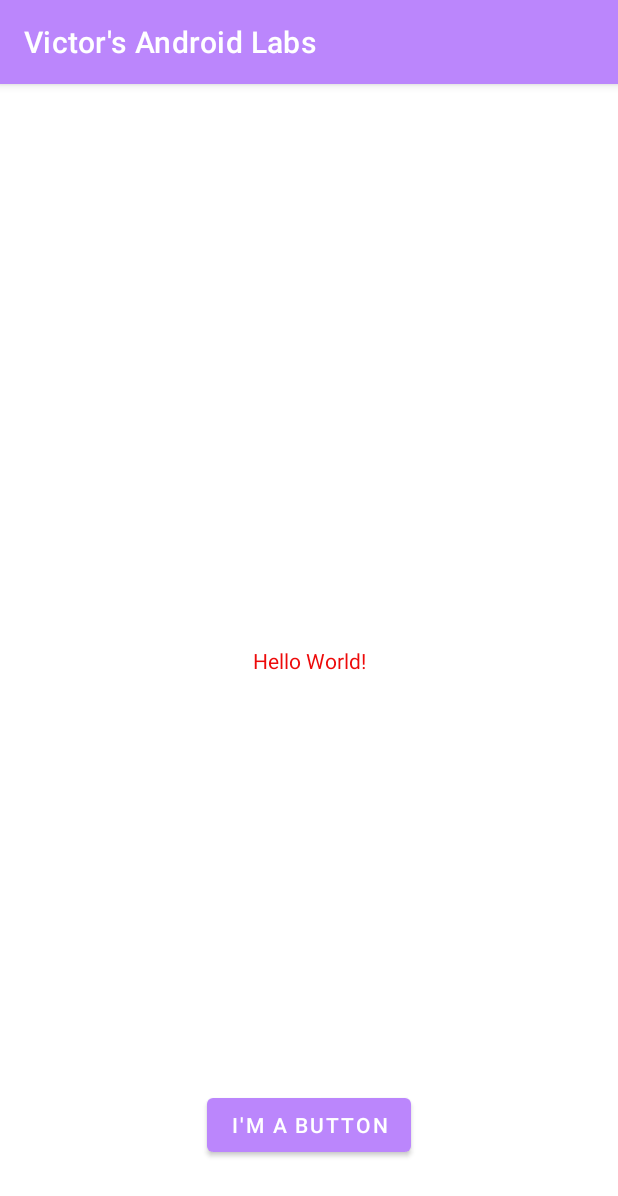
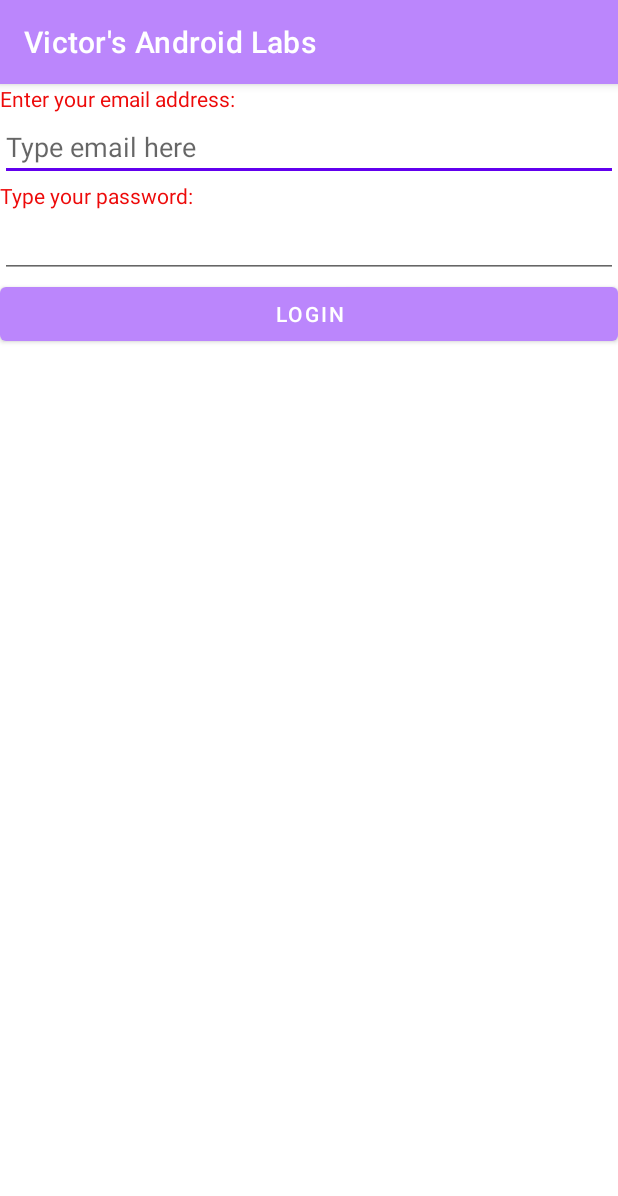
Before and after one commit to XiangqianChe/VictorsAndroidLabs, an Android app: the screen it shows after launch (MainActivity), on a phone screen of 412 x 824 dp. Shown: the top 1196 px of the screen. Run offline under Robolectric (Android 15) with nearby library versions, the phone set to English and light mode, and no system bars.

Commit message:
Finished Lab 4

```diff
--- a/app/src/main/java/algonquin/cst2335/victorsandroidlabs/MainActivity.java
+++ b/app/src/main/java/algonquin/cst2335/victorsandroidlabs/MainActivity.java
@@ -2,13 +2,70 @@ package algonquin.cst2335.victorsandroidlabs;
 
 import androidx.appcompat.app.AppCompatActivity;
 
+import android.content.Context;
+import android.content.Intent;
+import android.content.SharedPreferences;
 import android.os.Bundle;
+import android.util.Log;
+import android.widget.Button;
+import android.widget.EditText;
 
 public class MainActivity extends AppCompatActivity {
+
+    private static String TAG = "MainActivity";
 
     @Override
     protected void onCreate(Bundle savedInstanceState) {
         super.onCreate(savedInstanceState);
         setContentView(R.layout.activity_main);
+        Log.w( TAG, "In onCreate() - Loading Widgets" );
+
+        EditText emailEditText = findViewById(R.id.email_message);
+        Button loginButton = findViewById(R.id.login_button);
+        Intent nextPage = new Intent( MainActivity.this, SecondActivity.class);
+
+        SharedPreferences prefs = getSharedPreferences("MyData", Context.MODE_PRIVATE);
+        String emailAddress = prefs.getString("LoginName","");
+        emailEditText.setText(emailAddress);
+
+        loginButton.setOnClickListener( clk -> {
+            nextPage.putExtra( "EmailAddress", emailEditText.getText().toString() );
+            startActivity( nextPage );
+
+            SharedPreferences.Editor editor = prefs.edit();
+            editor.putString("LoginName", emailEditText.getText().toString());
+            editor.apply();
+        } );
+
+    }
+
+    @Override
+    protected void onStart() {
+        super.onStart();
+        Log.w( TAG, "In onStart() - The application is now visible on screen" );
+    }
+
+    @Override
+    protected void onResume() {
+        super.onResume();
+        Log.w( TAG, "In onResume() - The application is now responding to user input" );
+    }
+
+    @Override
+    protected void onPause() {
+        super.onPause();
+        Log.w( TAG, "In onPause() - The application no longer responds to user input" );
+    }
+
+    @Override
+    protected void onStop() {
+        super.onStop();
+        Log.w( TAG, "In onStop() - The application is no longer visible" );
+    }
+
+    @Override
+    protected void onDestroy() {
+        super.onDestroy();
+        Log.w( TAG, "In onDestroy() - Any memory used by the application is freed" );
     }
 }
--- a/app/src/main/res/layout/activity_main.xml
+++ b/app/src/main/res/layout/activity_main.xml
@@ -1,28 +1,36 @@
 <?xml version="1.0" encoding="utf-8"?>
-<androidx.constraintlayout.widget.ConstraintLayout xmlns:android="http://schemas.android.com/apk/res/android"
-    xmlns:app="http://schemas.android.com/apk/res-auto"
+<LinearLayout xmlns:android="http://schemas.android.com/apk/res/android"
     xmlns:tools="http://schemas.android.com/tools"
     android:layout_width="match_parent"
     android:layout_height="match_parent"
+    android:orientation="vertical"
     tools:context=".MainActivity">
 
     <TextView
-        android:layout_width="wrap_content"
+        android:layout_width="match_parent"
         android:layout_height="wrap_content"
-        android:text="@string/hello_message"
-        app:layout_constraintBottom_toBottomOf="parent"
-        app:layout_constraintEnd_toEndOf="parent"
-        app:layout_constraintStart_toStartOf="parent"
-        app:layout_constraintTop_toTopOf="parent" />
+        android:text="@string/email_text" />
+
+    <EditText
+        android:id="@+id/email_message"
+        android:layout_width="match_parent"
+        android:layout_height="wrap_content"
+        android:hint="@string/email_edit" />
+
+    <TextView
+        android:layout_width="match_parent"
+        android:layout_height="wrap_content"
+        android:text="@string/password_text" />
+
+    <EditText
+        android:layout_width="match_parent"
+        android:layout_height="wrap_content"
+        android:inputType="textPassword" />
 
     <Button
-        android:layout_width="wrap_content"
+        android:id="@+id/login_button"
+        android:layout_width="match_parent"
         android:layout_height="wrap_content"
-        android:layout_marginBottom="50dp"
-        android:text="@string/button_message"
-        app:layout_constraintBottom_toBottomOf="parent"
-        app:layout_constraintEnd_toEndOf="parent"
-        app:layout_constraintHorizontal_bias="0.5"
-        app:layout_constraintStart_toStartOf="parent" />
+        android:text="@string/button" />
 
-</androidx.constraintlayout.widget.ConstraintLayout>
+</LinearLayout>
--- a/app/src/main/res/values/strings.xml
+++ b/app/src/main/res/values/strings.xml
@@ -1,5 +1,10 @@
 <resources>
     <string name="app_name">Victor\'s Android Labs</string>
-    <string name="hello_message">Hello World!</string>
-    <string name="button_message">I\'m a button</string>
+    <string name="email_text">Enter your email address:</string>
+    <string name="email_edit">Type email here</string>
+    <string name="password_text">Type your password:</string>
+    <string name="button">LOGIN</string>
+    <string name="welcome_message">TextView</string>
+    <string name="call_button">CALL NUMBER</string>
+    <string name="picture_button">CHANGE PICTURE</string>
 </resources>
```
Also changed, not shown: app/src/main/AndroidManifest.xml (+14 -0 lines), app/src/main/java/algonquin/cst2335/victorsandroidlabs/SecondActivity.java (added, +94 -0 lines), app/src/main/res/layout/activity_second.xml (added, +60 -0 lines), app/src/main/res/drawable/app_banner.png (added), 1 other file.
